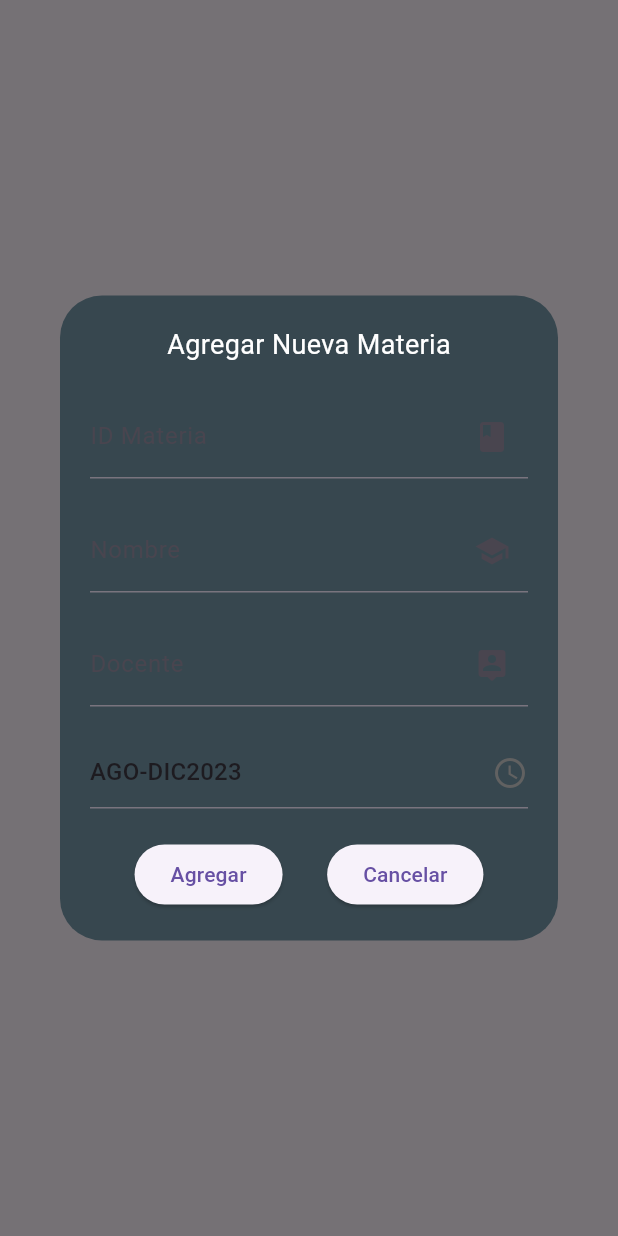
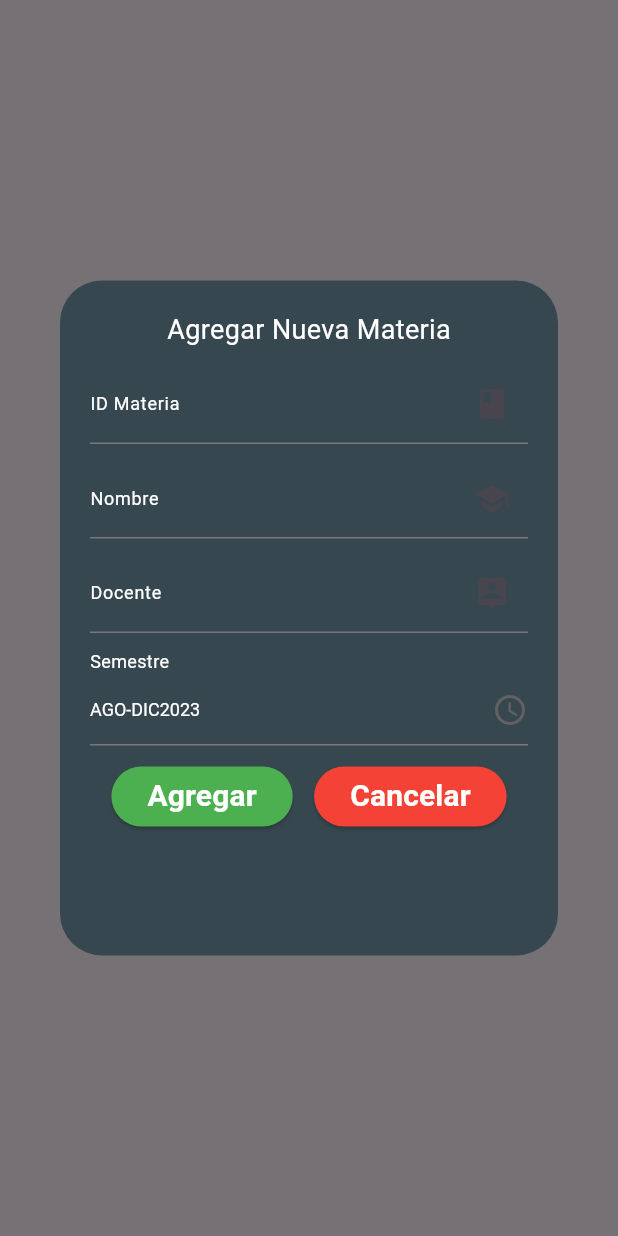
Before and after one commit to JOAGOC/dam_u3_practica2_control_tarea, a Flutter app: what agregarMateria() shows on an empty page, opened directly, on a phone screen of 412 x 824 dp. Run offline on Flutter 3.47's test engine with Material 3 defaults, Android fonts, the phone set to English and light mode, and no system bars; our stand-ins replace sqflite; accounts and stored records are empty.

```diff
--- a/lib/Interfaces/GUIMateria.dart
+++ b/lib/Interfaces/GUIMateria.dart
@@ -24,10 +24,9 @@ class GUIMateria {
         return Dialog(
           backgroundColor: Estilo.fondoDialogo,
           child: Container(
-            padding: Estilo.paddingDialogo,
-            child: Column(
-              mainAxisSize: MainAxisSize.min,
-              crossAxisAlignment: CrossAxisAlignment.start,
+            height: 450,
+            child: ListView(
+              padding: Estilo.paddingDialogo,
               children: [
                 Center(
                   child: Text('Agregar Nueva Materia',
@@ -37,28 +36,37 @@ class GUIMateria {
                 TextField(
                   controller: txtidmateria,
                   decoration: InputDecoration(
-                    labelText: "ID Materia",
+                    labelText: "ID Materia" ,
+                    labelStyle: Estilo.labelstyleField,
                     suffixIcon: Icon(Icons.book),
                   ),
+                  style: Estilo.labelstyleorange,
                 ),
                 Estilo.espacioEntreCampos,
                 TextField(
                   controller: txtnombre,
                   decoration: InputDecoration(
                     labelText: "Nombre",
+                    labelStyle: Estilo.labelstyleField,
                     suffixIcon: Icon(Icons.school_sharp),
                   ),
+                  style: Estilo.labelstyleorange,
                 ),
                 Estilo.espacioEntreCampos,
                 TextField(
                   controller: txtdocente,
                   decoration: InputDecoration(
                     labelText: "Docente",
+                    labelStyle: Estilo.labelstyleField,
                     suffixIcon: Icon(Icons.person_pin_rounded),
                   ),
+                  style: Estilo.labelstyleorange,
                 ),
                 Estilo.espacioEntreCampos,
+                Text("Semestre", style: Estilo.labelstyleField,),
                 DropdownButtonFormField(
+                  style: Estilo.labelstyleField,
+                    dropdownColor: Colors.black,
                     icon: const Icon(Icons.access_time),
                     value: txtsemestre,
                     items: semestre.map((e) {
@@ -73,6 +81,7 @@ class GUIMateria {
                   mainAxisAlignment: MainAxisAlignment.spaceEvenly,
                   children: [
                     ElevatedButton(
+                      style: Estilo.estiloAceptarFormulario,
                       onPressed: () {
                         Materia m = Materia(
                             idmateria: txtidmateria.text,
@@ -81,14 +90,22 @@ class GUIMateria {
                             docente: txtdocente.text
                         );
                         DBMateria.registrar(m);
+                        Navigator.pop(context);
+                        txtidmateria.clear();
+                        txtdocente.clear();
+                        txtnombre.clear();
                       },
-                      child: Text('Agregar'),
+                      child: Text('Agregar',style:Estilo.estiloTextoBoton),
                     ),
                     ElevatedButton(
+                      style: Estilo.estiloCancelarFormulario,
                       onPressed: () {
                         Navigator.pop(context);
+                        txtidmateria.clear();
+                        txtdocente.clear();
+                        txtnombre.clear();
                       },
-                      child: Text('Cancelar'),
+                      child: Text('Cancelar',style: Estilo.estiloTextoBoton),
                     ),
                   ],
                 ),
```
Also changed, not shown: lib/Interfaces/Estilo.dart (+25 -10 lines), lib/Interfaces/GUITarea.dart (added, +95 -0 lines), lib/main.dart (+37 -35 lines).
